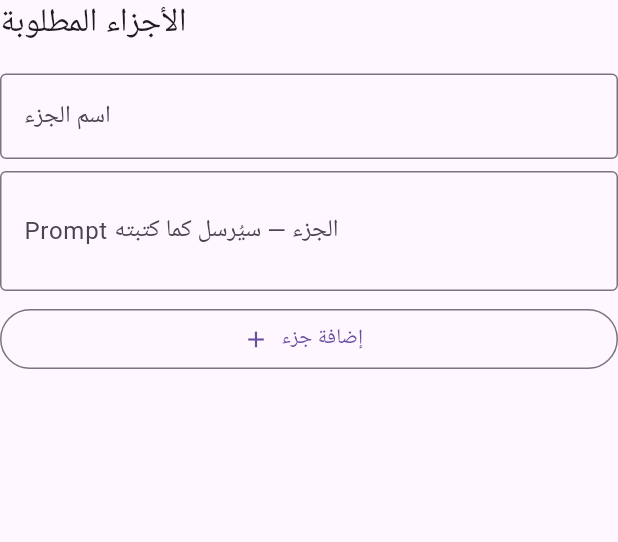
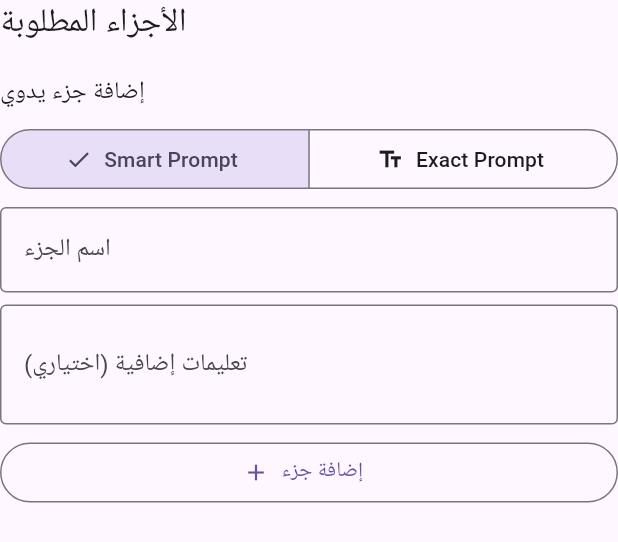
Before and after one commit to aboufouadqwe-coder/Mohsen-Tripo, a Flutter app: the TemplateEditor widget shown alone on an empty page, opened directly with empty values, on a phone screen of 412 x 824 dp. Shown: the top 542 px of the screen. Run offline on Flutter 3.47's test engine with Material 3 defaults, Android fonts, the phone set to English and light mode, and no system bars; our stand-ins replace flutter_riverpod, go_router, image_picker, supabase_flutter; missing offline and left inert: google_mlkit_face_detection, google_mlkit_pose_detection, model_viewer_plus, posthog_flutter; accounts and stored records are empty.

Commit message:
feat: add exact-smart prompt modes and region actions

```diff
--- a/app/lib/src/features/workspace/template_editor.dart
+++ b/app/lib/src/features/workspace/template_editor.dart
@@ -88,9 +88,9 @@ final class TemplateEditorController extends ChangeNotifier {
   }) {
     final index = _parts.indexWhere((part) => part.key == key);
     final normalizedLabel = label.trim();
+    if (index < 0 || normalizedLabel.isEmpty) return false;
     final selectedMode = promptMode ?? _parts[index].promptMode;
     var normalizedPrompt = promptFragment.trim();
-    if (index < 0 || normalizedLabel.isEmpty) return false;
 
     final kind = PartKindClassifier.classify(normalizedLabel);
     if (selectedMode == PartPromptMode.smart && normalizedPrompt.isEmpty) {
@@ -203,12 +203,14 @@ final class TemplateEditor extends StatefulWidget {
     this.generationState = const {},
     this.onRetry,
     this.onGenerate,
+    this.onSelectRegion,
   });
 
   final TemplateEditorController controller;
   final Map<String, GenerationPartState> generationState;
   final ValueChanged<String>? onRetry;
   final ValueChanged<String>? onGenerate;
+  final Future<void> Function(EditableTemplatePart part)? onSelectRegion;
 
   @override
   State<TemplateEditor> createState() => _TemplateEditorState();
@@ -217,6 +219,7 @@ final class TemplateEditor extends StatefulWidget {
 final class _TemplateEditorState extends State<TemplateEditor> {
   final _labelController = TextEditingController();
   final _promptController = TextEditingController();
+  PartPromptMode _newPartMode = PartPromptMode.smart;
   String? _error;
 
   @override
@@ -249,15 +252,36 @@ final class _TemplateEditorState extends State<TemplateEditor> {
   Future<void> _editPart(EditableTemplatePart part) async {
     final labelController = TextEditingController(text: part.label);
     final promptController = TextEditingController(text: part.promptFragment);
+    var mode = part.promptMode;
 
     final shouldSave = await showDialog<bool>(
       context: context,
-      builder: (context) => AlertDialog(
+      builder: (context) => StatefulBuilder(
+        builder: (context, setDialogState) => AlertDialog(
           title: const Text('تعديل الجزء والـPrompt'),
           content: SingleChildScrollView(
             child: Column(
               mainAxisSize: MainAxisSize.min,
               children: [
+                SegmentedButton<PartPromptMode>(
+                  segments: const [
+                    ButtonSegment(
+                      value: PartPromptMode.smart,
+                      icon: Icon(Icons.auto_awesome),
+                      label: Text('Smart'),
+                    ),
+                    ButtonSegment(
+                      value: PartPromptMode.exact,
+                      icon: Icon(Icons.text_fields),
+                      label: Text('Exact'),
+                    ),
+                  ],
+                  selected: {mode},
+                  onSelectionChanged: (selection) {
+                    setDialogState(() => mode = selection.single);
+                  },
+                ),
+                const SizedBox(height: 12),
                 TextField(
                   controller: labelController,
                   decoration: const InputDecoration(
@@ -266,13 +290,30 @@ final class _TemplateEditorState extends State<TemplateEditor> {
                   ),
                 ),
                 const SizedBox(height: 12),
+                if (mode == PartPromptMode.smart)
+                  Align(
+                    alignment: AlignmentDirectional.centerStart,
+                    child: TextButton.icon(
+                      onPressed: () {
+                        final kind = PartKindClassifier.classify(
+                          labelController.text,
+                        );
+                        promptController.text =
+                            PartPromptProfiles.build(kind);
+                      },
+                      icon: const Icon(Icons.auto_fix_high),
+                      label: const Text('بناء Smart Prompt من الاسم'),
+                    ),
+                  ),
                 TextField(
                   controller: promptController,
                   minLines: 4,
-                maxLines: 8,
-                decoration: const InputDecoration(
-                  labelText: 'Prompt — سيُرسل كما كتبته',
-                  border: OutlineInputBorder(),
+                  maxLines: 10,
+                  decoration: InputDecoration(
+                    labelText: mode == PartPromptMode.smart
+                        ? 'Smart Prompt — قابل للتعديل'
+                        : 'Exact Prompt — سيُرسل كما كتبته',
+                    border: const OutlineInputBorder(),
                   ),
                 ),
               ],
@@ -289,6 +330,7 @@ final class _TemplateEditorState extends State<TemplateEditor> {
             ),
           ],
         ),
+      ),
     );
 
     if (shouldSave == true) {
@@ -296,6 +338,7 @@ final class _TemplateEditorState extends State<TemplateEditor> {
         key: part.key,
         label: labelController.text,
         promptFragment: promptController.text,
+        promptMode: mode,
       );
     }
 
@@ -307,9 +350,14 @@ final class _TemplateEditorState extends State<TemplateEditor> {
     final added = widget.controller.addCustomPart(
       label: _labelController.text,
       promptFragment: _promptController.text,
+      promptMode: _newPartMode,
     );
     if (!added) {
-      setState(() => _error = 'اكتب اسم الجزء والـPrompt.');
+      setState(
+        () => _error = _newPartMode == PartPromptMode.smart
+            ? 'اكتب اسم الجزء، وسيبني Smart Prompt تلقائيًا.'
+            : 'اكتب اسم الجزء والـPrompt.',
+      );
       return;
     }
 
@@ -348,6 +396,14 @@ final class _TemplateEditorState extends State<TemplateEditor> {
                   ? null
                   : () => widget.onGenerate!(part.key),
               onEdit: () => _editPart(part),
+              promptMode: part.promptMode,
+              hasRegion: part.region != null,
+              onSelectRegion: widget.onSelectRegion == null
+                  ? null
+                  : () => widget.onSelectRegion!(part),
+              onRebuildSmartPrompt: part.promptMode == PartPromptMode.smart
+                  ? () => widget.controller.rebuildSmartPrompt(part.key)
+                  : null,
               onEnabledChanged: (enabled) {
                 widget.controller.setEnabled(part.key, enabled);
               },
@@ -355,11 +411,35 @@ final class _TemplateEditorState extends State<TemplateEditor> {
           },
         ),
         const SizedBox(height: 12),
+        Text(
+          'إضافة جزء يدوي',
+          style: Theme.of(context).textTheme.titleMedium,
+        ),
+        const SizedBox(height: 8),
+        SegmentedButton<PartPromptMode>(
+          segments: const [
+            ButtonSegment(
+              value: PartPromptMode.smart,
+              icon: Icon(Icons.auto_awesome),
+              label: Text('Smart Prompt'),
+            ),
+            ButtonSegment(
+              value: PartPromptMode.exact,
+              icon: Icon(Icons.text_fields),
+              label: Text('Exact Prompt'),
+            ),
+          ],
+          selected: {_newPartMode},
+          onSelectionChanged: (selection) {
+            setState(() => _newPartMode = selection.single);
+          },
+        ),
+        const SizedBox(height: 8),
         TextField(
           controller: _labelController,
           decoration: const InputDecoration(
             labelText: 'اسم الجزء',
-            hintText: 'مثال: Arm with shoulder',
+            hintText: 'مثال: bandaged neck أو Arm with shoulder',
             border: OutlineInputBorder(),
           ),
         ),
@@ -368,10 +448,14 @@ final class _TemplateEditorState extends State<TemplateEditor> {
           controller: _promptController,
           minLines: 2,
           maxLines: 4,
-          decoration: const InputDecoration(
-            labelText: 'Prompt الجزء — سيُرسل كما كتبته',
-            hintText: 'اكتب البرومبت كاملًا هنا',
-            border: OutlineInputBorder(),
+          decoration: InputDecoration(
+            labelText: _newPartMode == PartPromptMode.smart
+                ? 'تعليمات إضافية (اختياري)'
+                : 'Exact Prompt — سيُرسل كما كتبته',
+            hintText: _newPartMode == PartPromptMode.smart
+                ? 'اتركه فارغًا لبناء Prompt ذكي من اسم الجزء'
+                : 'اكتب البرومبت كاملًا هنا',
+            border: const OutlineInputBorder(),
           ),
         ),
         if (_error != null) ...[
```
Lines whose indentation alone changed are shown as unchanged.
